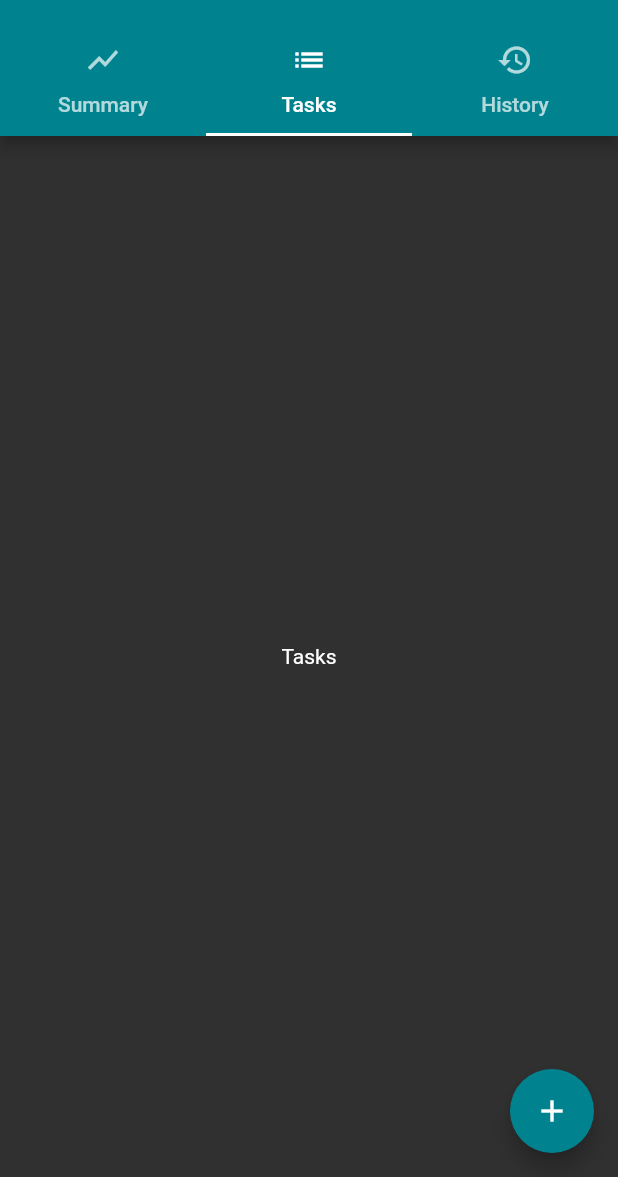
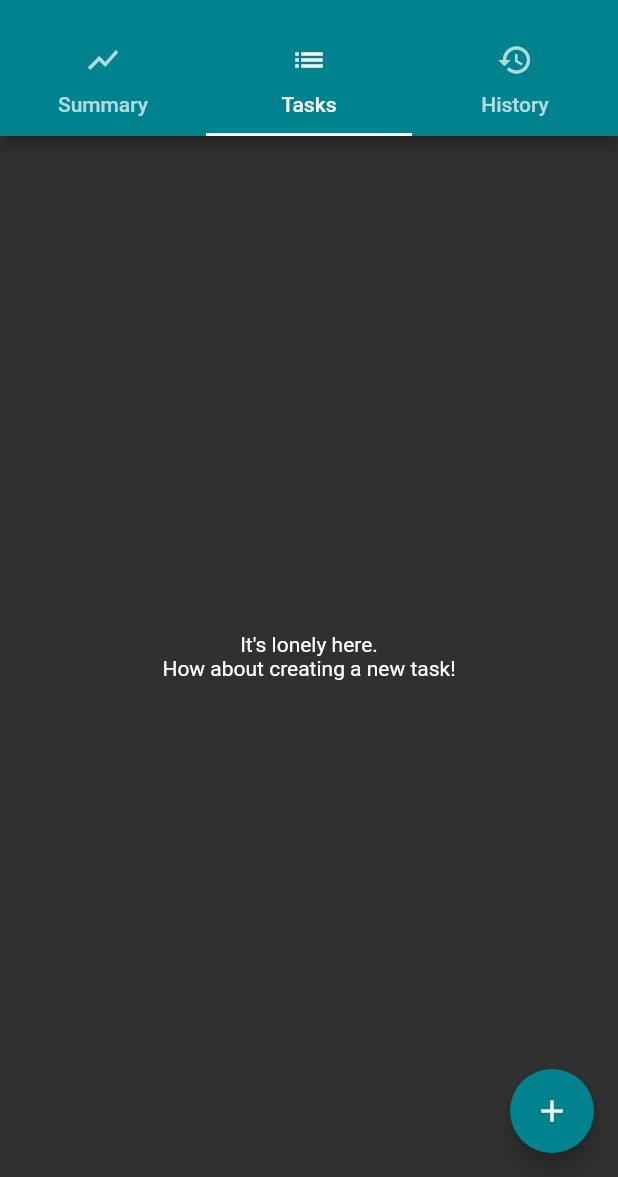
Before and after one commit to Tobolov/np-time, a Flutter app: the screen it shows after launch, tab 2 chosen, on a phone screen of 412 x 824 dp, the part 59-1236 px from its top. Run offline on Flutter 3.47's test engine with Material 2 defaults, Android fonts, the phone set to English and light mode, and no system bars; our stand-ins replace rxdart, sqflite; accounts and stored records are empty.

Commit message:
DB creating milestone

```diff
--- a/lib/db/database.dart
+++ b/lib/db/database.dart
@@ -60,7 +60,7 @@ class DBProvider {
             $taskDueDate TEXT,
             $taskRepeatStartDate TEXT,
             $taskRepeatCycle TEXT,
-            $taskNotification TEXT' //list of string delemited by
+            $taskNotification TEXT
           );
           CREATE TABLE $tableSubtask (
             $subtaskId INTEGER AUTOINCREMENT,
--- a/lib/pages/tasks/tasks.dart
+++ b/lib/pages/tasks/tasks.dart
@@ -1,10 +1,41 @@
 import 'package:flutter/material.dart';
+import 'package:np_time/db/database.dart';
+
+import '../../db/database.dart';
+import '../../models/task.dart';
+import '../../models/subtask.dart';
+import '../../models/logged_time.dart';
 
 class TasksPage extends StatelessWidget {
   @override
   Widget build(BuildContext context) {
     return Center(
-      child: Text('Tasks'),
+      child: FutureBuilder<List<Task>>(
+        future: DBProvider.db.getAllTasks(),
+        builder: (BuildContext context, AsyncSnapshot<List<Task>> snapshot) {
+          if (snapshot.hasData) {
+            if (snapshot.data.length == 0) {
+              return Center(
+                child: Text(
+                  'It\'s lonely here. \nHow about creating a new task!',
+                  textAlign: TextAlign.center,
+                ),
+              );
+            } else {
+              return ListView.builder(
+                  itemCount: snapshot.data.length,
+                  itemBuilder: (BuildContext context, int index) {
+                    Task task = snapshot.data[index];
+                    return ListTile(
+                      title: Text(task.title),
+                    );
+                  });
+            }
+          } else {
+            return Center(child: CircularProgressIndicator());
+          }
+        },
+      ),
     );
   }
 }
```
